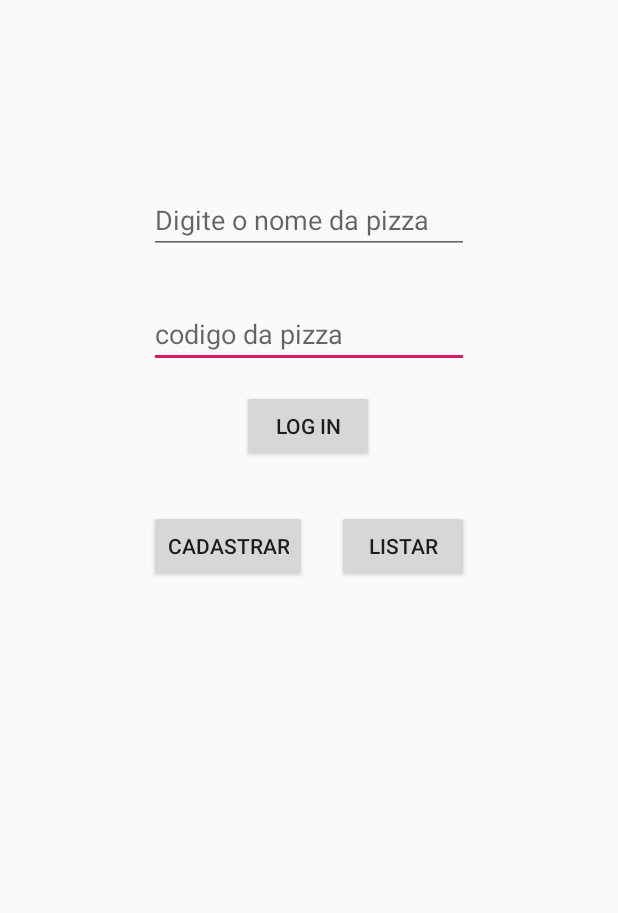
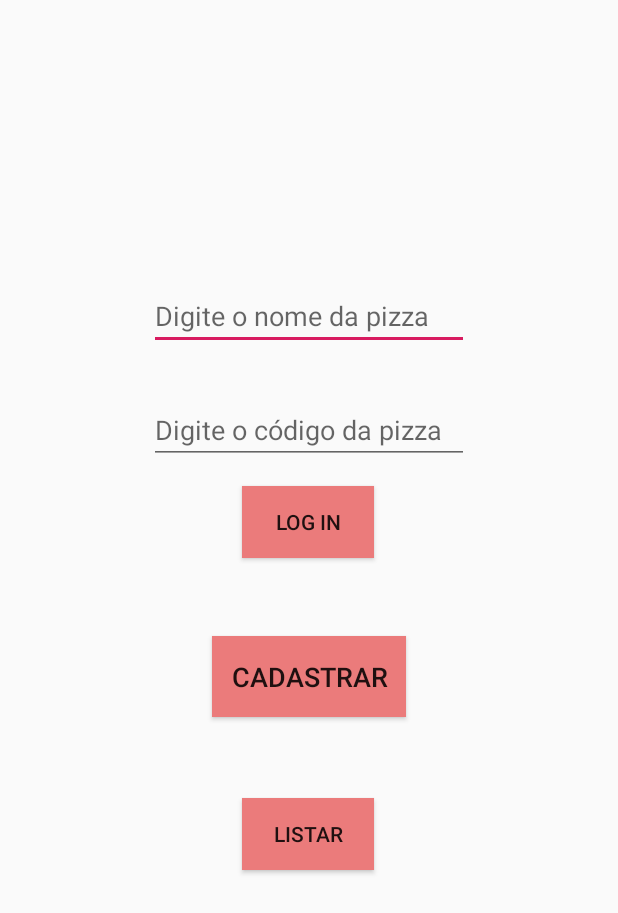
Before and after one commit to ana2pn/MPOO_20192, an Android app: the screen it shows after launch (MainActivity), on a phone screen of 412 x 824 dp. Shown: the top 913 px of the screen. Run offline under Robolectric (Android 15) with nearby library versions, the phone set to English and light mode, and no system bars.

```diff
--- a/app/src/main/res/layout/activity_main.xml
+++ b/app/src/main/res/layout/activity_main.xml
@@ -6,26 +6,52 @@
     android:layout_height="match_parent"
     tools:context=".infra.gui.MainActivity">
 
+    <Button
+        android:id="@+id/btnCadastrar"
+        android:layout_width="129dp"
+        android:layout_height="54dp"
+        android:layout_marginTop="424dp"
+        android:background="#EB7B7B"
+        android:text="CADASTRAR"
+        android:textColorLink="#07080E"
+        android:textSize="18sp"
+        app:layout_constraintEnd_toEndOf="parent"
+        app:layout_constraintStart_toStartOf="parent"
+        app:layout_constraintTop_toTopOf="parent" />
+
     <EditText
-        android:id="@+id/codigoTextField"
+        android:id="@+id/nomeTextField"
         android:layout_width="wrap_content"
         android:layout_height="wrap_content"
-        android:layout_marginTop="200dp"
+        android:layout_marginTop="188dp"
         android:ems="10"
-        android:hint="codigo da pizza"
-        android:inputType="textPassword"
+        android:hint="Digite o nome da pizza"
+        android:inputType="textPersonName"
         app:layout_constraintEnd_toEndOf="parent"
         app:layout_constraintStart_toStartOf="parent"
         app:layout_constraintTop_toTopOf="parent" />
 
     <Button
-        android:id="@+id/btnCadastrar"
+        android:id="@+id/btnLogin"
         android:layout_width="wrap_content"
         android:layout_height="wrap_content"
-        android:layout_marginTop="340dp"
-        android:text="CADASTRAR"
+        android:layout_marginTop="324dp"
+        android:background="#EB7B7B"
+        android:text="Log in"
         app:layout_constraintEnd_toEndOf="parent"
-        app:layout_constraintHorizontal_bias="0.323"
+        app:layout_constraintHorizontal_bias="0.498"
+        app:layout_constraintStart_toStartOf="parent"
+        app:layout_constraintTop_toTopOf="parent" />
+
+    <EditText
+        android:id="@+id/codigoTextField"
+        android:layout_width="wrap_content"
+        android:layout_height="wrap_content"
+        android:layout_marginTop="264dp"
+        android:ems="10"
+        android:hint="Digite o código da pizza"
+        android:inputType="textPassword"
+        app:layout_constraintEnd_toEndOf="parent"
         app:layout_constraintStart_toStartOf="parent"
         app:layout_constraintTop_toTopOf="parent" />
 
@@ -33,33 +59,12 @@
         android:id="@+id/btnListar"
         android:layout_width="wrap_content"
         android:layout_height="wrap_content"
-        android:layout_marginTop="340dp"
+        android:layout_marginTop="532dp"
+        android:background="#EB7B7B"
         android:text="LISTAR"
-        app:layout_constraintEnd_toEndOf="parent"
-        app:layout_constraintHorizontal_bias="0.693"
-        app:layout_constraintStart_toStartOf="parent"
-        app:layout_constraintTop_toTopOf="parent" />
-
-    <Button
-        android:id="@+id/btnLogin"
-        android:layout_width="wrap_content"
-        android:layout_height="wrap_content"
-        android:layout_marginTop="260dp"
-        android:text="Log in"
         app:layout_constraintEnd_toEndOf="parent"
         app:layout_constraintHorizontal_bias="0.498"
         app:layout_constraintStart_toStartOf="parent"
         app:layout_constraintTop_toTopOf="parent" />
 
-    <EditText
-        android:id="@+id/nomeTextField"
-        android:layout_width="wrap_content"
-        android:layout_height="wrap_content"
-        android:layout_marginTop="124dp"
-        android:ems="10"
-        android:hint="Digite o nome da pizza"
-        android:inputType="textPersonName"
-        app:layout_constraintEnd_toEndOf="parent"
-        app:layout_constraintStart_toStartOf="parent"
-        app:layout_constraintTop_toTopOf="parent" />
 </androidx.constraintlayout.widget.ConstraintLayout>
```
Also changed, not shown: app/src/main/res/layout/activity_cadastro_pizza.xml (+20 -19 lines), app/src/main/res/layout/activity_informacoes_pizza.xml (+23 -12 lines).
